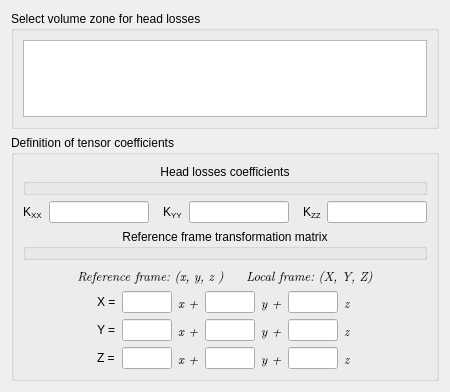
First picture: the form in gui/Pages/HeadLossesForm.ui, repository code-saturne/code_saturne, before the edit.
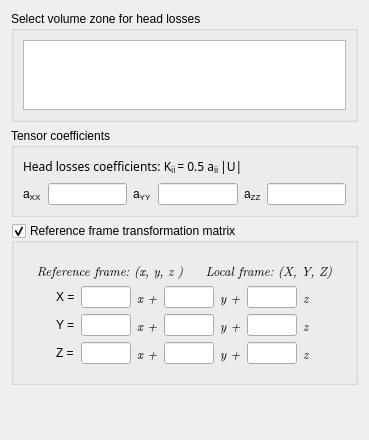
Second picture: the form after the edit.

Commit message: Add head loss setup in the graphical user interface.

```diff
--- a/gui/Pages/HeadLossesForm.ui
+++ b/gui/Pages/HeadLossesForm.ui
@@ -1,25 +1,18 @@
 <ui version="4.0" >
- <class>Dialog</class>
- <widget class="QDialog" name="Dialog" >
+ <class>HeadLossesForm</class>
+ <widget class="QWidget" name="HeadLossesForm" >
   <property name="geometry" >
    <rect>
     <x>0</x>
     <y>0</y>
-    <width>450</width>
-    <height>392</height>
+    <width>369</width>
+    <height>440</height>
    </rect>
   </property>
-  <property name="font" >
-   <font>
-    <weight>50</weight>
-    <italic>false</italic>
-    <bold>false</bold>
-   </font>
-  </property>
   <property name="windowTitle" >
    <string>Head Losses</string>
   </property>
-  <layout class="QVBoxLayout" >
+  <layout class="QVBoxLayout" name="verticalLayout" >
    <item>
     <widget class="QGroupBox" name="groupBoxZones" >
      <property name="maximumSize" >
@@ -33,7 +26,14 @@
      </property>
      <layout class="QGridLayout" >
       <item row="0" column="0" >
-       <widget class="QTableView" name="tableViewZones" />
+       <widget class="QTreeView" name="treeView" >
+        <property name="indentation" >
+         <number>0</number>
+        </property>
+        <property name="rootIsDecorated" >
+         <bool>false</bool>
+        </property>
+       </widget>
       </item>
      </layout>
     </widget>
@@ -41,30 +41,70 @@
    <item>
     <widget class="QGroupBox" name="groupBoxDef" >
      <property name="title" >
-      <string>Definition of tensor coefficients</string>
+      <string>Tensor coefficients</string>
      </property>
-     <layout class="QGridLayout" >
+     <layout class="QHBoxLayout" name="horizontalLayout_2" >
+      <item>
+       <spacer name="horizontalSpacer_2" >
+        <property name="orientation" >
+         <enum>Qt::Horizontal</enum>
+        </property>
+        <property name="sizeHint" stdset="0" >
+         <size>
+          <width>1</width>
+          <height>18</height>
+         </size>
+        </property>
+       </spacer>
+      </item>
+      <item>
+       <layout class="QGridLayout" name="gridLayout" >
       <item row="0" column="0" >
-       <layout class="QVBoxLayout" >
-        <item>
-         <widget class="QGroupBox" name="groupBox" >
-          <property name="title" >
-           <string>Head losses coefficients</string>
+         <widget class="QLabel" name="label_17" >
+          <property name="font" >
+           <font>
+            <family>Sans Serif</family>
+            <pointsize>9</pointsize>
+            <weight>50</weight>
+            <italic>false</italic>
+            <bold>false</bold>
+           </font>
           </property>
-          <property name="alignment" >
-           <set>Qt::AlignHCenter</set>
+          <property name="styleSheet" >
+           <string notr="true" >font: 9pt "Sans Serif";abd</string>
           </property>
-          <property name="flat" >
-           <bool>true</bool>
+          <property name="text" >
+           <string>&lt;!DOCTYPE HTML PUBLIC "-//W3C//DTD HTML 4.0//EN" "http://www.w3.org/TR/REC-html40/strict.dtd">
+&lt;html>&lt;head>&lt;meta name="qrichtext" content="1" />&lt;style type="text/css">
+p, li { white-space: pre-wrap; }
+&lt;/style>&lt;/head>&lt;body style=" font-family:'Sans Serif'; font-size:9pt; font-weight:400; font-style:normal;">
+&lt;p style=" margin-top:0px; margin-bottom:0px; margin-left:0px; margin-right:0px; -qt-block-indent:0; text-indent:0px;">Head losses coefficients: K&lt;span style=" vertical-align:sub;">ii &lt;/span>= 0.5 &lt;span style=" font-family:'Symbol,serif';">a&lt;/span>&lt;span style=" vertical-align:sub;">ii &lt;/span>|U|&lt;/p>&lt;/body>&lt;/html></string>
           </property>
          </widget>
         </item>
-        <item>
-         <layout class="QHBoxLayout" >
+        <item row="0" column="1" >
+         <spacer name="horizontalSpacer" >
+          <property name="orientation" >
+           <enum>Qt::Horizontal</enum>
+          </property>
+          <property name="sizeHint" stdset="0" >
+           <size>
+            <width>76</width>
+            <height>20</height>
+           </size>
+          </property>
+         </spacer>
+        </item>
+        <item row="1" column="0" colspan="2" >
+         <layout class="QHBoxLayout" name="horizontalLayout" >
           <item>
            <widget class="QLabel" name="label_2" >
             <property name="text" >
-             <string>K&lt;sub>XX&lt;/sub></string>
+             <string>&lt;!DOCTYPE HTML PUBLIC "-//W3C//DTD HTML 4.0//EN" "http://www.w3.org/TR/REC-html40/strict.dtd">
+&lt;html>&lt;head>&lt;meta name="qrichtext" content="1" />&lt;style type="text/css">
+p, li { white-space: pre-wrap; }
+&lt;/style>&lt;/head>&lt;body style=" font-family:'Sans Serif'; font-size:9pt; font-weight:400; font-style:normal;">
+&lt;p style=" margin-top:0px; margin-bottom:0px; margin-left:0px; margin-right:0px; -qt-block-indent:0; text-indent:0px;">&lt;span style=" font-family:'Symbol,serif';">a&lt;/span>&lt;span style=" vertical-align:sub;">XX&lt;/span>&lt;/p>&lt;/body>&lt;/html></string>
             </property>
            </widget>
           </item>
@@ -76,9 +116,9 @@
             <property name="orientation" >
              <enum>Qt::Horizontal</enum>
             </property>
-            <property name="sizeHint" >
+            <property name="sizeHint" stdset="0" >
              <size>
-              <width>15</width>
+              <width>13</width>
               <height>20</height>
              </size>
             </property>
@@ -87,7 +127,11 @@
           <item>
            <widget class="QLabel" name="label_3" >
             <property name="text" >
-             <string>K&lt;sub>YY&lt;/sub></string>
+             <string>&lt;!DOCTYPE HTML PUBLIC "-//W3C//DTD HTML 4.0//EN" "http://www.w3.org/TR/REC-html40/strict.dtd">
+&lt;html>&lt;head>&lt;meta name="qrichtext" content="1" />&lt;style type="text/css">
+p, li { white-space: pre-wrap; }
+&lt;/style>&lt;/head>&lt;body style=" font-family:'Sans Serif'; font-size:9pt; font-weight:400; font-style:normal;">
+&lt;p style=" margin-top:0px; margin-bottom:0px; margin-left:0px; margin-right:0px; -qt-block-indent:0; text-indent:0px;">&lt;span style=" font-family:'Symbol,serif';">a&lt;/span>&lt;span style=" vertical-align:sub;">YY&lt;/span>&lt;/p>&lt;/body>&lt;/html></string>
             </property>
            </widget>
           </item>
@@ -99,9 +143,9 @@
             <property name="orientation" >
              <enum>Qt::Horizontal</enum>
             </property>
-            <property name="sizeHint" >
+            <property name="sizeHint" stdset="0" >
              <size>
-              <width>15</width>
+              <width>13</width>
               <height>20</height>
              </size>
             </property>
@@ -110,7 +154,11 @@
           <item>
            <widget class="QLabel" name="label_4" >
             <property name="text" >
-             <string>K&lt;sub>ZZ&lt;/sub></string>
+             <string>&lt;!DOCTYPE HTML PUBLIC "-//W3C//DTD HTML 4.0//EN" "http://www.w3.org/TR/REC-html40/strict.dtd">
+&lt;html>&lt;head>&lt;meta name="qrichtext" content="1" />&lt;style type="text/css">
+p, li { white-space: pre-wrap; }
+&lt;/style>&lt;/head>&lt;body style=" font-family:'Sans Serif'; font-size:9pt; font-weight:400; font-style:normal;">
+&lt;p style=" margin-top:0px; margin-bottom:0px; margin-left:0px; margin-right:0px; -qt-block-indent:0; text-indent:0px;">&lt;span style=" font-family:'Symbol,serif';">a&lt;/span>&lt;span style=" vertical-align:sub;">ZZ&lt;/span>&lt;/p>&lt;/body>&lt;/html></string>
             </property>
            </widget>
           </item>
@@ -119,20 +167,52 @@
           </item>
          </layout>
         </item>
+       </layout>
+      </item>
         <item>
-         <widget class="QGroupBox" name="groupBox_2" >
+       <spacer name="horizontalSpacer_3" >
+        <property name="orientation" >
+         <enum>Qt::Horizontal</enum>
+        </property>
+        <property name="sizeHint" stdset="0" >
+         <size>
+          <width>6</width>
+          <height>13</height>
+         </size>
+        </property>
+       </spacer>
+      </item>
+     </layout>
+    </widget>
+   </item>
+   <item>
+    <widget class="QGroupBox" name="groupBox_3" >
+     <property name="enabled" >
+      <bool>true</bool>
+     </property>
           <property name="title" >
            <string>Reference frame transformation matrix</string>
           </property>
-          <property name="alignment" >
-           <set>Qt::AlignHCenter</set>
-          </property>
-          <property name="flat" >
+     <property name="checkable" >
+      <bool>true</bool>
+     </property>
+     <property name="checked" >
            <bool>true</bool>
           </property>
-         </widget>
-        </item>
-        <item>
+     <layout class="QGridLayout" name="_5" >
+      <item row="0" column="0" >
+       <widget class="QFrame" name="frameTransfo" >
+        <property name="frameShape" >
+         <enum>QFrame::NoFrame</enum>
+        </property>
+        <property name="frameShadow" >
+         <enum>QFrame::Raised</enum>
+        </property>
+        <property name="lineWidth" >
+         <number>0</number>
+        </property>
+        <layout class="QGridLayout" name="_6" >
+         <item row="0" column="0" >
          <widget class="QLabel" name="label" >
           <property name="font" >
            <font>
@@ -149,25 +229,25 @@
           </property>
          </widget>
         </item>
-        <item>
-         <layout class="QHBoxLayout" >
-          <item>
+         <item row="1" column="0" >
+          <layout class="QGridLayout" name="_7" >
+           <item row="0" column="0" >
            <spacer>
             <property name="orientation" >
              <enum>Qt::Horizontal</enum>
             </property>
-            <property name="sizeHint" >
+             <property name="sizeHint" stdset="0" >
              <size>
-              <width>16</width>
+               <width>40</width>
               <height>20</height>
              </size>
             </property>
            </spacer>
           </item>
-          <item>
-           <layout class="QGridLayout" >
+           <item row="0" column="1" >
+            <layout class="QGridLayout" name="_8" >
             <item row="0" column="0" >
-             <widget class="QLabel" name="label_5" >
+              <widget class="QLabel" name="label_18" >
               <property name="text" >
                <string>X =</string>
               </property>
@@ -190,7 +270,7 @@
              </widget>
             </item>
             <item row="0" column="2" >
-             <widget class="QLabel" name="label_6" >
+              <widget class="QLabel" name="label_19" >
               <property name="font" >
                <font>
                 <family>LMRoman10</family>
@@ -222,7 +302,7 @@
              </widget>
             </item>
             <item row="0" column="4" >
-             <widget class="QLabel" name="label_7" >
+              <widget class="QLabel" name="label_20" >
               <property name="font" >
                <font>
                 <family>LMRoman10</family>
@@ -252,7 +332,7 @@
              </widget>
             </item>
             <item row="0" column="6" >
-             <widget class="QLabel" name="label_8" >
+              <widget class="QLabel" name="label_21" >
               <property name="font" >
                <font>
                 <family>LMRoman10</family>
@@ -266,7 +346,7 @@
              </widget>
             </item>
             <item row="1" column="0" >
-             <widget class="QLabel" name="label_11" >
+              <widget class="QLabel" name="label_22" >
               <property name="text" >
                <string>Y =</string>
               </property>
@@ -289,7 +369,7 @@
              </widget>
             </item>
             <item row="1" column="2" >
-             <widget class="QLabel" name="label_9" >
+              <widget class="QLabel" name="label_23" >
               <property name="font" >
                <font>
                 <family>LMRoman10</family>
@@ -319,7 +399,7 @@
              </widget>
             </item>
             <item row="1" column="4" >
-             <widget class="QLabel" name="label_10" >
+              <widget class="QLabel" name="label_24" >
               <property name="font" >
                <font>
                 <family>LMRoman10</family>
@@ -349,7 +429,7 @@
              </widget>
             </item>
             <item row="1" column="6" >
-             <widget class="QLabel" name="label_12" >
+              <widget class="QLabel" name="label_25" >
               <property name="font" >
                <font>
                 <family>LMRoman10</family>
@@ -363,7 +443,7 @@
              </widget>
             </item>
             <item row="2" column="0" >
-             <widget class="QLabel" name="label_15" >
+              <widget class="QLabel" name="label_26" >
               <property name="text" >
                <string>Z =</string>
               </property>
@@ -386,7 +466,7 @@
              </widget>
             </item>
             <item row="2" column="2" >
-             <widget class="QLabel" name="label_13" >
+              <widget class="QLabel" name="label_27" >
               <property name="font" >
                <font>
                 <family>LMRoman10</family>
@@ -416,7 +496,7 @@
              </widget>
             </item>
             <item row="2" column="4" >
-             <widget class="QLabel" name="label_14" >
+              <widget class="QLabel" name="label_28" >
               <property name="font" >
                <font>
                 <family>LMRoman10</family>
@@ -446,7 +526,7 @@
              </widget>
             </item>
             <item row="2" column="6" >
-             <widget class="QLabel" name="label_16" >
+              <widget class="QLabel" name="label_29" >
               <property name="font" >
                <font>
                 <family>LMRoman10</family>
@@ -461,14 +541,14 @@
             </item>
            </layout>
           </item>
-          <item>
+           <item row="0" column="2" >
            <spacer>
             <property name="orientation" >
              <enum>Qt::Horizontal</enum>
             </property>
-            <property name="sizeHint" >
+             <property name="sizeHint" stdset="0" >
              <size>
-              <width>16</width>
+               <width>40</width>
               <height>20</height>
              </size>
             </property>
@@ -477,19 +557,20 @@
          </layout>
         </item>
        </layout>
+       </widget>
       </item>
      </layout>
     </widget>
    </item>
    <item>
-    <spacer>
+    <spacer name="spacer" >
      <property name="orientation" >
       <enum>Qt::Vertical</enum>
      </property>
-     <property name="sizeHint" >
+     <property name="sizeHint" stdset="0" >
       <size>
-       <width>16</width>
-       <height>16</height>
+       <width>17</width>
+       <height>152</height>
       </size>
      </property>
     </spacer>
```
Left out of the diff: 2 changed lines with no effect on the pictures. Lines whose indentation alone changed are shown as unchanged. The commit also changes 12 other files.
